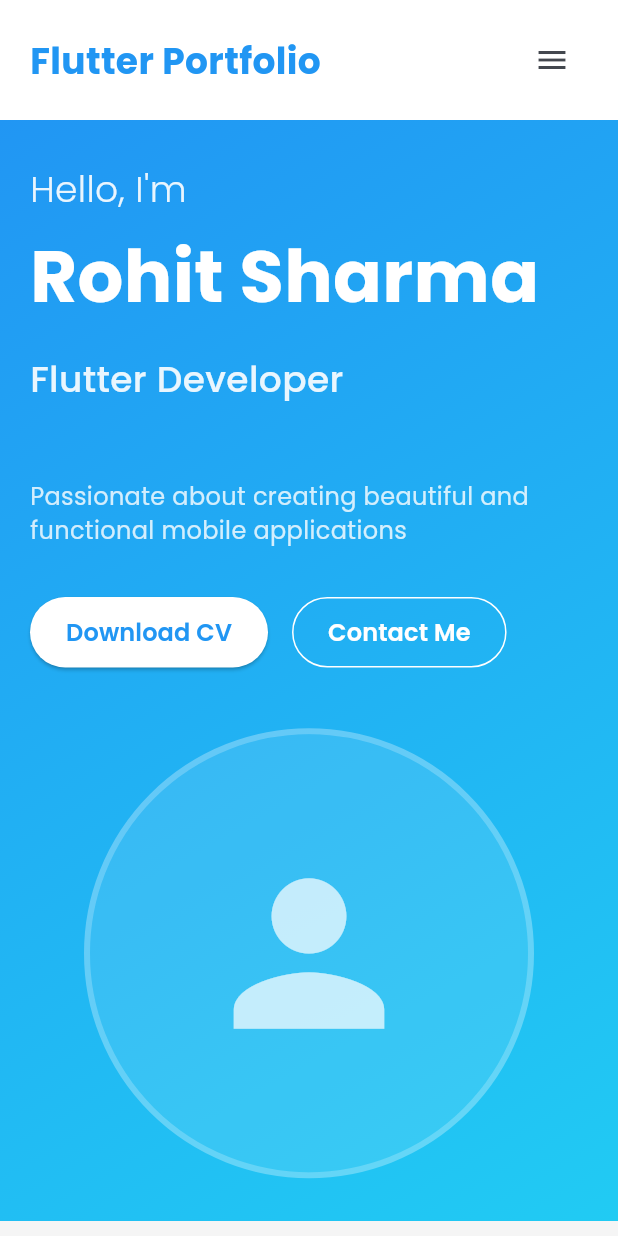
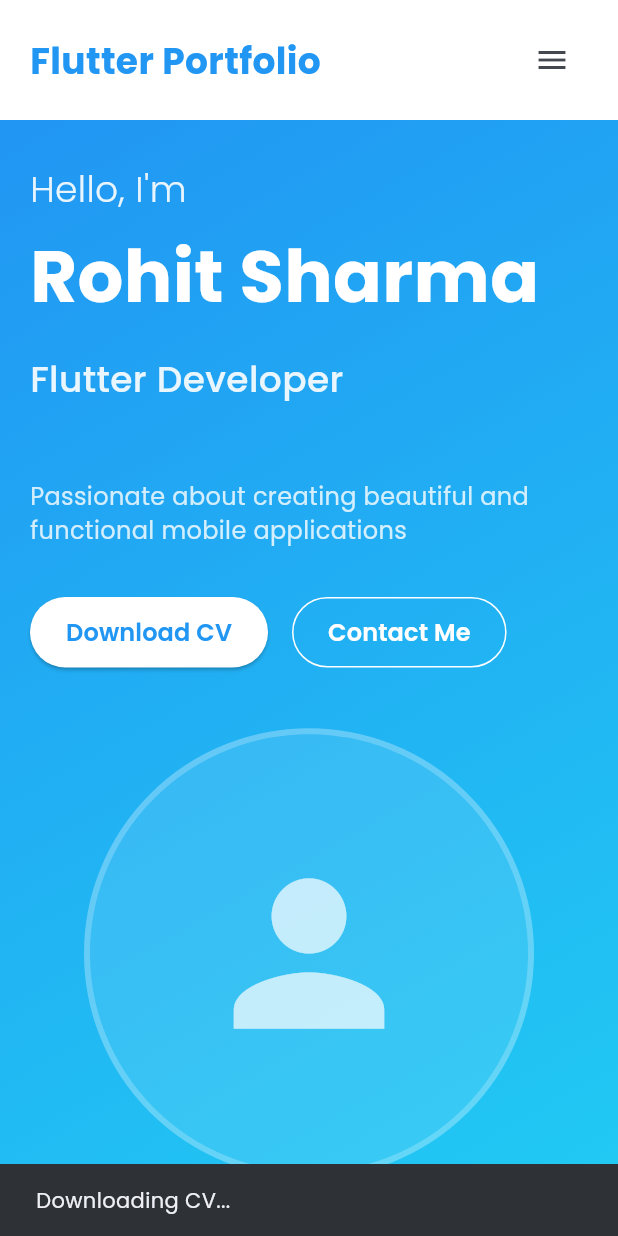
Before and after one commit to Aadi1245/practicepro, a Flutter app: the screen it shows after launch, after a tap on "Download CV", on a phone screen of 412 x 824 dp. Run offline on Flutter 3.47's test engine with Material 3 defaults, Android fonts, the phone set to English and light mode, and no system bars; drawn by our look-alikes of animated_text_kit; our stand-ins replace dio, google_fonts; missing offline and left inert: dart:html; network calls fail.

Commit message:
download cv

```diff
--- a/lib/widgets/hero_section.dart
+++ b/lib/widgets/hero_section.dart
@@ -2,6 +2,9 @@
 import 'package:flutter/material.dart';
 import 'package:google_fonts/google_fonts.dart';
 import 'package:animated_text_kit/animated_text_kit.dart';
+import 'package:url_launcher/url_launcher.dart';
+import 'package:dio/dio.dart';
+import 'dart:html' as html;
 import '../utils/app_colors.dart';
 import '../utils/app_constants.dart';
 
@@ -23,7 +26,7 @@ class HeroSection extends StatelessWidget {
         child: isDesktop
             ? Row(
                 children: [
-                  Expanded(child: _buildContent()),
+                  Expanded(child: _buildContent(context)),
                   const SizedBox(width: 40),
                   Expanded(child: _buildImage()),
                 ],
@@ -31,7 +34,7 @@ class HeroSection extends StatelessWidget {
             : Column(
                 mainAxisAlignment: MainAxisAlignment.center,
                 children: [
-                  _buildContent(),
+                  _buildContent(context),
                   const SizedBox(height: 40),
                   _buildImage(),
                 ],
@@ -40,7 +43,7 @@ class HeroSection extends StatelessWidget {
     );
   }
 
-  Widget _buildContent() {
+  Widget _buildContent(BuildContext context) {
     return Column(
       mainAxisAlignment: MainAxisAlignment.center,
       crossAxisAlignment: CrossAxisAlignment.start,
@@ -111,7 +114,7 @@ class HeroSection extends StatelessWidget {
         Row(
           children: [
             ElevatedButton(
-              onPressed: () {},
+              onPressed: () => _downloadCV(context),
               style: ElevatedButton.styleFrom(
                 backgroundColor: Colors.white,
                 foregroundColor: AppColors.primary,
@@ -178,4 +181,49 @@ class HeroSection extends StatelessWidget {
       ),
     );
   }
+
+// Google Drive direct download link for the CV
+  static const String cvDownloadUrl =
+      'https://drive.google.com/uc?export=download&id=1-Z8eTzz_63mM4AXoPSDA9_2mzRUDmpYp'; // Replace FILE_ID with your actual Google Drive file ID
+
+  static const String cvFileName =
+      'MyCV.pdf'; // Desired name for the downloaded file
+
+  // Function to download the CV using Dio
+  Future<void> _downloadCV(BuildContext context) async {
+    try {
+      // Initialize Dio
+      final dio = Dio();
+
+      // Show loading indicator
+      ScaffoldMessenger.of(context).showSnackBar(
+        const SnackBar(content: Text('Downloading CV...')),
+      );
+
+      // Fetch the file as bytes
+      final response = await dio.get(
+        cvDownloadUrl,
+        options: Options(responseType: ResponseType.bytes),
+      );
+
+      // Create a blob and trigger download in the browser
+      final blob = html.Blob([response.data]);
+      final url = html.Url.createObjectUrlFromBlob(blob);
+      final anchor = html.AnchorElement(href: url)
+        ..setAttribute('download', cvFileName)
+        ..click();
+      html.Url.revokeObjectUrl(url);
+
+      // Show success message
+      ScaffoldMessenger.of(context).showSnackBar(
+        const SnackBar(content: Text('CV downloaded successfully')),
+      );
+    } catch (e) {
+      // Show error message
+      ScaffoldMessenger.of(context).showSnackBar(
+        SnackBar(content: Text('Failed to download CV: $e')),
+      );
+      debugPrint('Download error: $e');
+    }
+  }
 }
--- a/pubspec.yaml
+++ b/pubspec.yaml
@@ -33,11 +33,13 @@ dependencies:
     sdk: flutter
   google_fonts: ^6.1.0
   flutter_svg: ^2.0.7
-  url_launcher: ^6.1.12
+  url_launcher: ^6.3.1
   animated_text_kit: ^4.2.2
   # The following adds the Cupertino Icons font to your application.
   # Use with the CupertinoIcons class for iOS style icons.
   cupertino_icons: ^1.0.8
+  html: ^0.15.6
+  dio: ^5.8.0+1
 
 dev_dependencies:
   flutter_test:
```
Also changed, not shown: pubspec.lock.
